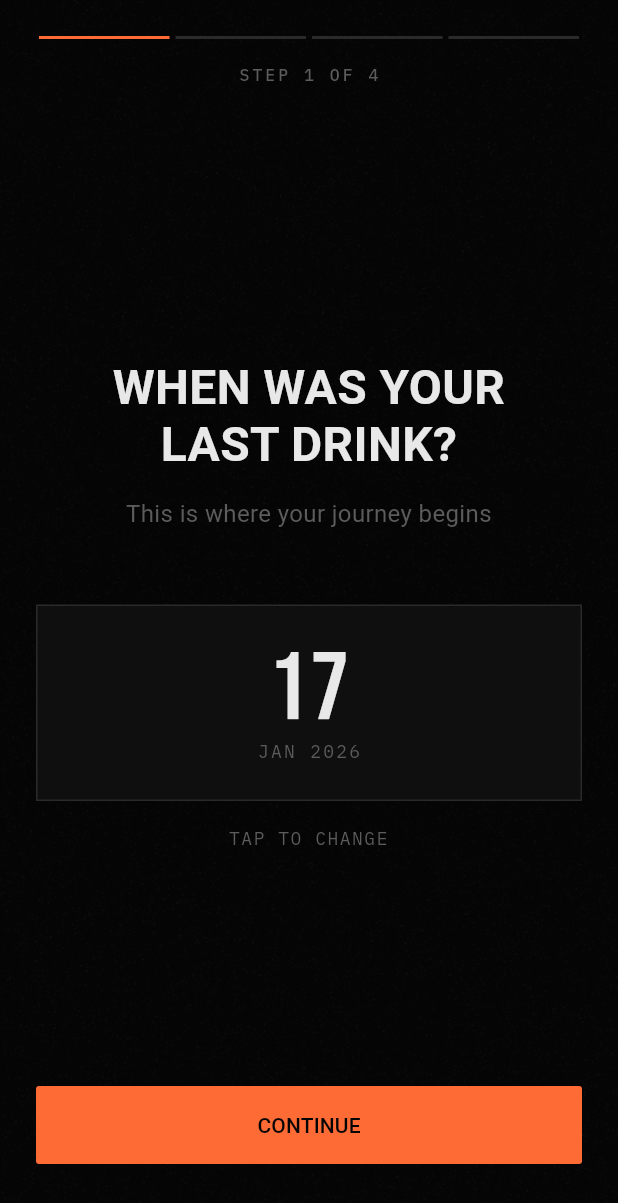
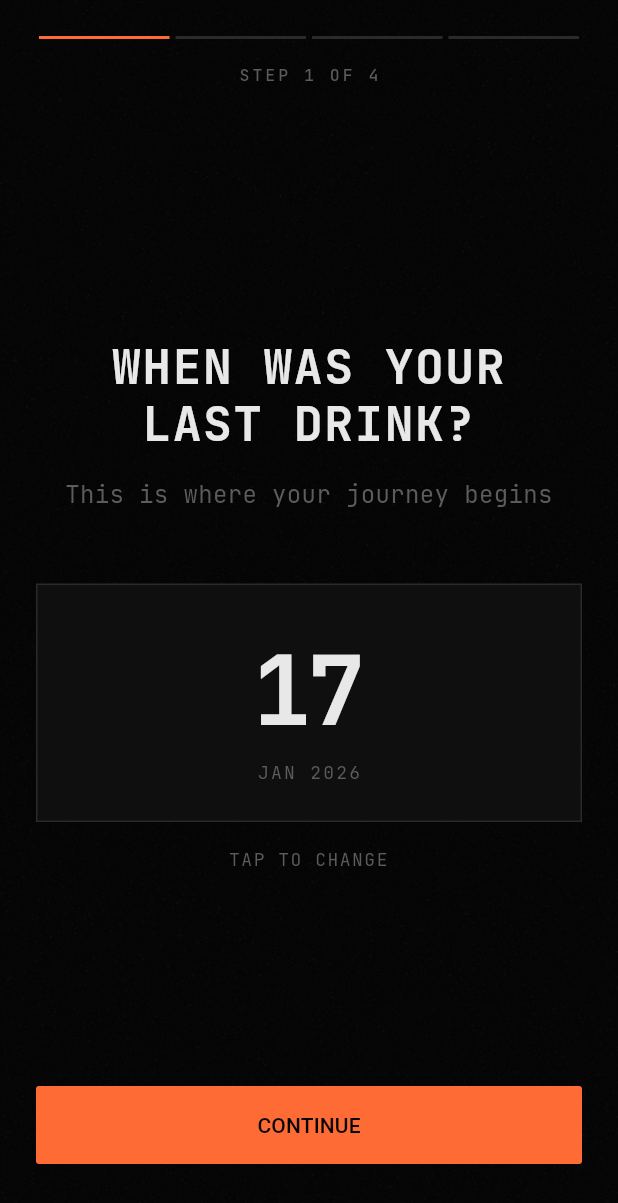
Before and after one commit to abhideepm/clearstate, a Flutter app: the screen it shows after launch, on a phone screen of 412 x 824 dp. Shown: the top 1203 px of the screen. Run offline on Flutter 3.47's test engine with Material 3 defaults, Android fonts, the phone set to English and light mode, and no system bars; our stand-ins replace file_picker, flutter_local_notifications, flutter_riverpod, flutter_secure_storage, hive, hive_flutter and 3 more; missing offline and left inert: home_widget, pointycastle; accounts and stored records are empty; generated files the repository leaves out were written again; Roboto replaces fonts that are missing (Chivo).

Commit message:
feat: add animation motion constants and theme provider system
- Add ClearStateMotion with durations (micro/fast/normal/slow/dramatic) and curves
- Add reduceMotion support for accessibility
- Add theme_provider.dart with AccentColor (8 colors) and BackgroundTheme (5 themes)
- Theme state persisted to Hive with StateNotifier
- Update typography.dart to use JetBrains Mono throughout
- Initialize settings Hive box in main.dart

```diff
--- a/lib/core/theme/typography.dart
+++ b/lib/core/theme/typography.dart
@@ -1,83 +1,88 @@
 import 'package:flutter/material.dart';
-import 'package:google_fonts/google_fonts.dart';
 import 'colors.dart';
 
 class ClearStateTypography {
-  // Timer display - Bebas Neue, massive
-  static TextStyle timerDisplay = GoogleFonts.bebasNeue(
-    fontSize: 96,
+  static const String fontFamily = 'JetBrains Mono';
+
+  static TextStyle timerDisplay = const TextStyle(
+    fontFamily: fontFamily,
+    fontSize: 72,
+    fontWeight: FontWeight.w700,
+    color: ClearStateColors.bone,
+    letterSpacing: -2,
+  );
+
+  static TextStyle h1 = const TextStyle(
+    fontFamily: fontFamily,
+    fontSize: 28,
+    fontWeight: FontWeight.w700,
+    color: ClearStateColors.bone,
+    letterSpacing: 1,
+  );
+
+  static TextStyle body = const TextStyle(
+    fontFamily: fontFamily,
+    fontSize: 16,
     fontWeight: FontWeight.w400,
     color: ClearStateColors.bone,
-    letterSpacing: 2,
-    height: 1.0,
+    height: 1.5,
   );
 
-  // Timer labels (DAYS, HOURS, etc)
-  static TextStyle timerLabel = GoogleFonts.ibmPlexMono(
+  static TextStyle timerLabel = const TextStyle(
+    fontFamily: fontFamily,
     fontSize: 11,
     fontWeight: FontWeight.w500,
     color: ClearStateColors.smoke,
     letterSpacing: 2,
   );
 
-  // Stats/numbers - IBM Plex Mono
-  static TextStyle statNumber = GoogleFonts.ibmPlexMono(
+  static TextStyle statNumber = const TextStyle(
+    fontFamily: fontFamily,
     fontSize: 28,
     fontWeight: FontWeight.w500,
     color: ClearStateColors.bone,
   );
 
-  static TextStyle statLabel = GoogleFonts.ibmPlexMono(
+  static TextStyle statLabel = const TextStyle(
+    fontFamily: fontFamily,
     fontSize: 12,
     fontWeight: FontWeight.w400,
     color: ClearStateColors.smoke,
     letterSpacing: 1.5,
   );
 
-  // Headings - Chivo
-  static TextStyle h1 = GoogleFonts.chivo(
-    fontSize: 28,
-    fontWeight: FontWeight.w700,
-    color: ClearStateColors.bone,
-  );
-
-  static TextStyle h2 = GoogleFonts.chivo(
+  static TextStyle h2 = const TextStyle(
+    fontFamily: fontFamily,
     fontSize: 22,
     fontWeight: FontWeight.w600,
     color: ClearStateColors.bone,
   );
 
-  static TextStyle h3 = GoogleFonts.chivo(
+  static TextStyle h3 = const TextStyle(
+    fontFamily: fontFamily,
     fontSize: 18,
     fontWeight: FontWeight.w600,
     color: ClearStateColors.bone,
   );
 
-  // Body - Chivo
-  static TextStyle body = GoogleFonts.chivo(
-    fontSize: 16,
-    fontWeight: FontWeight.w400,
-    color: ClearStateColors.bone,
-    height: 1.5,
-  );
-
-  static TextStyle bodySecondary = GoogleFonts.chivo(
+  static TextStyle bodySecondary = const TextStyle(
+    fontFamily: fontFamily,
     fontSize: 16,
     fontWeight: FontWeight.w400,
     color: ClearStateColors.smoke,
     height: 1.5,
   );
 
-  // Caption
-  static TextStyle caption = GoogleFonts.ibmPlexMono(
+  static TextStyle caption = const TextStyle(
+    fontFamily: fontFamily,
     fontSize: 12,
     fontWeight: FontWeight.w400,
     color: ClearStateColors.smoke,
     letterSpacing: 1,
   );
 
-  // Button text
-  static TextStyle button = GoogleFonts.chivo(
+  static TextStyle button = const TextStyle(
+    fontFamily: fontFamily,
     fontSize: 16,
     fontWeight: FontWeight.w600,
     color: ClearStateColors.bone,
```
Also changed, not shown: lib/core/theme/motion.dart (added, +24 -0 lines), lib/core/theme/theme_provider.dart (added, +99 -0 lines), lib/main.dart (+2 -11 lines).
